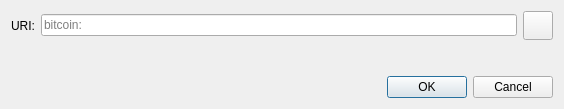
Qt form src/qt/forms/openuridialog.ui (YHWH-angel/ADONAI) before a commit.
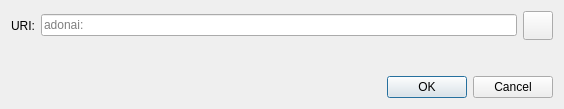
The same form after that commit. Icons and pictures are not drawn. Custom widgets are drawn as their Qt base class.

```diff
--- a/src/qt/forms/openuridialog.ui
+++ b/src/qt/forms/openuridialog.ui
@@ -26,7 +26,7 @@
      <item>
       <widget class="QValidatedLineEdit" name="uriEdit">
        <property name="placeholderText">
-        <string notr="true">bitcoin:</string>
+        <string notr="true">adonai:</string>
        </property>
       </widget>
      </item>
```
Left out of the diff: 2 changed lines with no effect on the pictures.
